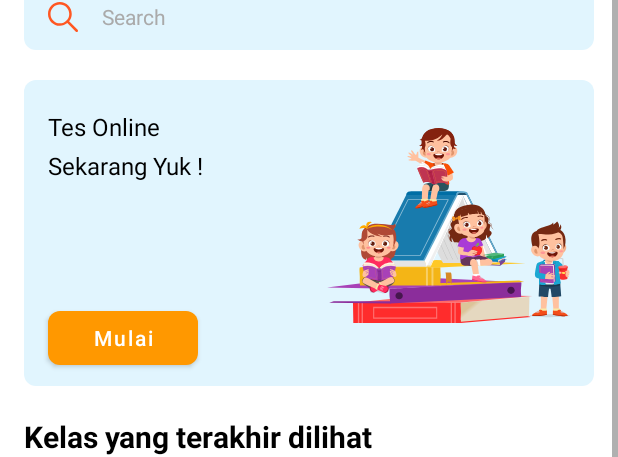
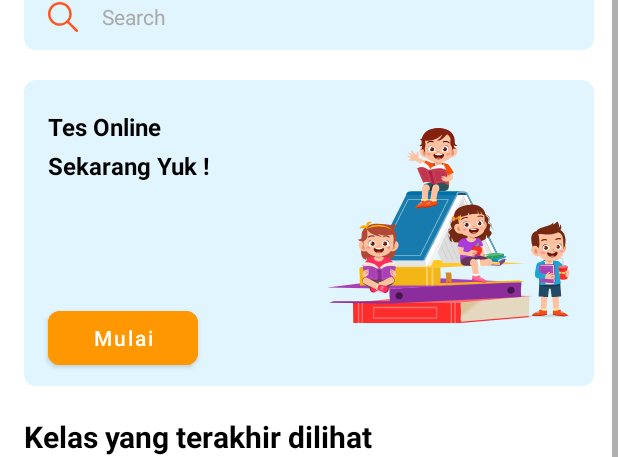
Before and after one commit to alamsyaah/rumahrahil, an Android app: the layout fragment_home.xml on its own in the app's theme, with its tools: preview values and no code run, on a phone screen of 412 x 824 dp. Shown: the part 214-671 px from the top of the screen. Run offline under Robolectric (Android 15) with nearby library versions, the phone set to English and light mode, and no system bars.

Commit message:
update fragment home

```diff
--- a/app/src/main/res/layout/fragment_home.xml
+++ b/app/src/main/res/layout/fragment_home.xml
@@ -3,6 +3,7 @@
     xmlns:tools="http://schemas.android.com/tools"
     android:layout_width="match_parent"
     android:layout_height="match_parent"
+    xmlns:app="http://schemas.android.com/apk/res-auto"
     tools:context=".fragments.HomeFragment">
 
     <LinearLayout
@@ -98,7 +99,8 @@
                 android:layout_marginTop="20dp"
                 android:text="@string/tes_online"
                 android:textColor="@color/black"
-                android:textSize="16sp" />
+                android:textSize="16sp"
+                android:textStyle="bold"/>
 
             <TextView
                 android:id="@+id/tvJumbo2"
@@ -110,11 +112,11 @@
                 android:layout_marginBottom="80dp"
                 android:text="@string/sekarang_yuk"
                 android:textColor="@color/black"
-                android:textSize="16sp" />
+                android:textSize="16sp"
+                android:textStyle="bold"/>
 
-            <Button
+            <com.google.android.material.button.MaterialButton
                 android:id="@+id/buttonMulai"
-                style="@style/HomeOrangeButton"
                 android:layout_width="100dp"
                 android:layout_height="wrap_content"
                 android:layout_below="@+id/tvJumbo2"
@@ -123,7 +125,10 @@
                 android:hint="@string/mulai"
                 android:textAllCaps="false"
                 android:textColor="@color/white"
-                android:textColorHint="@color/white" />
+                android:textColorHint="@color/white"
+                app:cornerRadius="8dp"
+                android:backgroundTint="@color/md_orange_500"
+                />
 
             <ImageView
                 android:id="@+id/ImgJumbotron"
@@ -157,6 +162,7 @@
                 android:layout_height="wrap_content"
                 android:layout_marginTop="20dp"
                 android:background="@drawable/home_class_box"
+                android:backgroundTint="#F5FAF5"
                 android:orientation="horizontal">
 
                 <ImageView
@@ -255,6 +261,7 @@
                 android:layout_height="wrap_content"
                 android:layout_marginTop="20dp"
                 android:background="@drawable/home_class_box"
+                android:backgroundTint="#F2F8FC"
                 android:orientation="horizontal">
 
                 <ImageView
@@ -337,8 +344,7 @@
                 android:text="@string/deskripsi_rahil"
                 android:textColor="@color/black" />
 
-            <Button
-                style="@style/HomeOrangeButton"
+            <com.google.android.material.button.MaterialButton
                 android:layout_width="100dp"
                 android:layout_height="wrap_content"
                 android:layout_gravity="end"
@@ -347,7 +353,10 @@
                 android:layout_marginBottom="16dp"
                 android:text="@string/daftar"
                 android:textAllCaps="false"
-                android:textColor="@color/white" />
+                android:textColor="@color/white"
+                android:backgroundTint="@color/md_orange_500"
+                app:cornerRadius="8dp"
+                />
 
         </LinearLayout>
 
--- a/app/src/main/res/values/themes.xml
+++ b/app/src/main/res/values/themes.xml
@@ -15,8 +15,4 @@
         <!-- Customize your theme here. -->
     </style>
 
-    <style name="HomeOrangeButton">
-        <item name="backgroundTint">@color/md_orange_500</item>
-        <item name="cornerRadius">8dp</item>
-    </style>
 </resources>
```
